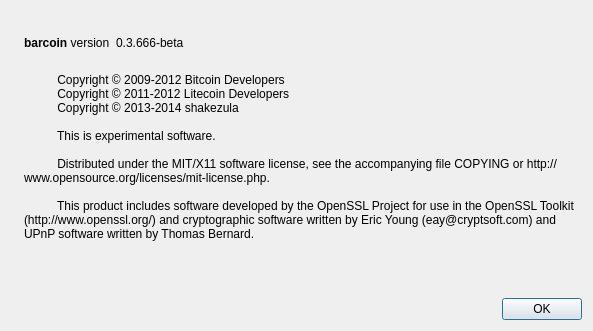
The window that src/qt/forms/aboutdialog.ui (vov-crao/vovcoin) describes before a commit, drawn with Qt 5.
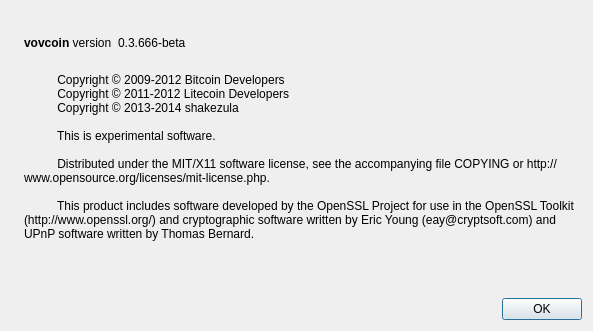
The same window after the commit. Icons and pictures are not drawn.

Commit message: Involve vovcoin name

```diff
--- a/src/qt/forms/aboutdialog.ui
+++ b/src/qt/forms/aboutdialog.ui
@@ -50,7 +50,7 @@
           <cursorShape>IBeamCursor</cursorShape>
          </property>
          <property name="text">
-          <string>&lt;b&gt;barcoin&lt;/b&gt; version</string>
+          <string>&lt;b&gt;vovcoin&lt;/b&gt; version</string>
          </property>
          <property name="textInteractionFlags">
           <set>Qt::LinksAccessibleByMouse|Qt::TextSelectableByKeyboard|Qt::TextSelectableByMouse</set>
```
Left out of the diff: 2 changed lines with no effect on the pictures. The commit also changes 30 other files.
